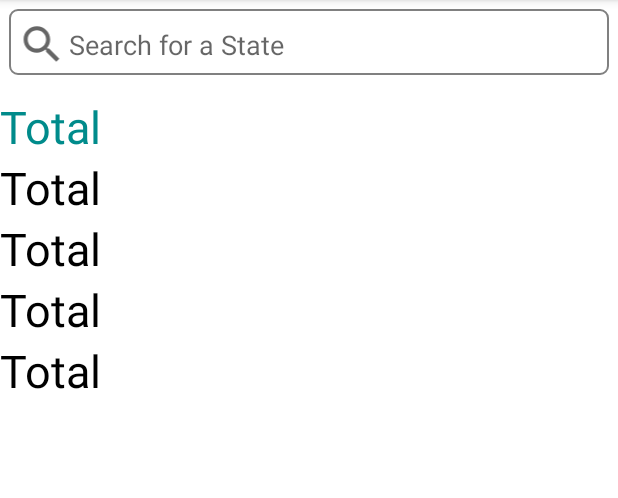
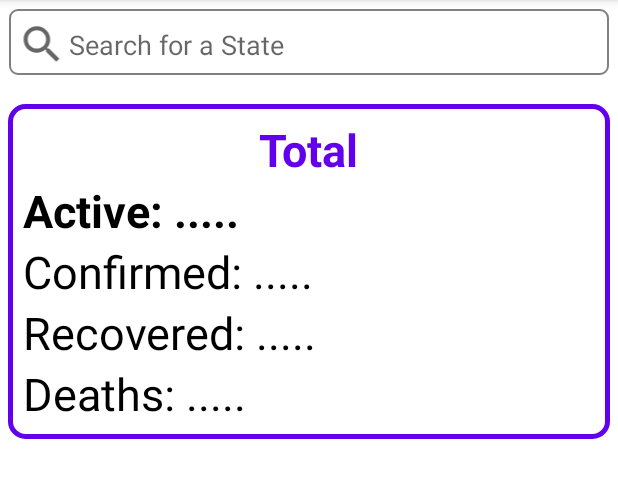
Before and after one commit to epraneeth98/Covid-Cases-Data, an Android app: the screen it shows after launch (MainActivity), on a phone screen of 412 x 824 dp, the part 84-582 px from its top. Run offline under Robolectric (Android 15) with nearby library versions, the phone set to English and light mode, and no system bars; network calls fail; 1 statement that could not run was skipped.

Commit message:
Many UI changes

```diff
--- a/app/src/main/java/com/example/covidcasesdata/classes/MainActivity.kt
+++ b/app/src/main/java/com/example/covidcasesdata/classes/MainActivity.kt
@@ -1,5 +1,6 @@
 package com.example.covidcasesdata.classes
 
+import android.annotation.SuppressLint
 import android.content.Intent
 import android.os.Bundle
 import android.view.View
@@ -16,8 +17,8 @@ import com.example.covidcasesdata.adapters.IndiaDayWiseAdapter
 import com.example.covidcasesdata.databinding.ActivityMainBinding
 import com.example.covidcasesdata.models.IndiaPerDay
 import com.example.covidcasesdata.models.StateTotal
+import com.example.covidcasesdata.utils.HelperUtil.Companion.convertToINS
 import com.example.covidcasesdata.viewmodel.MyViewModel
-import com.example.covidcasesdata.utils.HelperUtil.Companion.convertToINS
 
 
 class MainActivity : AppCompatActivity(), AdapterView.OnItemClickListener {
@@ -29,6 +30,7 @@ class MainActivity : AppCompatActivity(), AdapterView.OnItemClickListener {
     private lateinit var indiaDayWiseAdapter: IndiaDayWiseAdapter
     private var statesNames: ArrayList<String> = ArrayList()
     private var statesTotalCasesHashMap: HashMap<String, StateTotal> = HashMap()
+    private var isStateListAvailable: Boolean = false
     override fun onCreate(savedInstanceState: Bundle?) {
         super.onCreate(savedInstanceState)
         binding = ActivityMainBinding.inflate(layoutInflater)
@@ -60,6 +62,7 @@ class MainActivity : AppCompatActivity(), AdapterView.OnItemClickListener {
         })
         myViewModel.statesNamesLiveDataList().observe(this,{
             statesNames = it as ArrayList<String>
+            isStateListAvailable = true
             setUpSearchBar()
         })
         myViewModel.statesCasesLiveDataList().observe(this, {
@@ -67,11 +70,12 @@ class MainActivity : AppCompatActivity(), AdapterView.OnItemClickListener {
         })
     }
 
+    @SuppressLint("SetTextI18n")
     private fun fillTotalIndiaData(indiaPerDay: IndiaPerDay) {
         binding.tvTotalIndiaConfirmed.text = "Confirmed: " + convertToINS(indiaPerDay.totalConfirmed)
-        binding.tvTotalIndiaDeceased.text = "Deceased: " + convertToINS(indiaPerDay.totalDeceased)
+        binding.tvTotalIndiaDeceased.text = "Deceased:  " + convertToINS(indiaPerDay.totalDeceased)
         binding.tvTotalIndiaRecovered.text = "Recovered: " + convertToINS(indiaPerDay.totalRecovered)
-        binding.tvTotalIndiaActive.text = "Active: " + convertToINS((indiaPerDay.totalConfirmed.toInt()
+        binding.tvTotalIndiaActive.text = "Active:        " + convertToINS((indiaPerDay.totalConfirmed.toInt()
                 - indiaPerDay.totalDeceased.toInt()
                 - indiaPerDay.totalRecovered.toInt()).toString())
     }
@@ -82,13 +86,7 @@ class MainActivity : AppCompatActivity(), AdapterView.OnItemClickListener {
 
         binding.recyclerView.adapter = indiaDayWiseAdapter
         linearLayoutManager = LinearLayoutManager(this, RecyclerView.HORIZONTAL, false)
-        dividerItemDecoration = DividerItemDecoration(
-            binding.recyclerView.context,
-            linearLayoutManager.orientation
-        )
         binding.recyclerView.layoutManager = linearLayoutManager
-        binding.recyclerView.addItemDecoration(dividerItemDecoration)
-
         myViewModel.loadIndiaDayWiseData()
     }
 
--- a/app/src/main/java/com/example/covidcasesdata/viewmodel/MyViewModel.kt
+++ b/app/src/main/java/com/example/covidcasesdata/viewmodel/MyViewModel.kt
@@ -38,8 +38,8 @@ class MyViewModel : ViewModel() {
             val statesList: ArrayList<String> = ArrayList()
             var stateNameStateTotalHashMap: HashMap<String, StateTotal> = HashMap()
             for(stateTotal in statesTotalData){
-                statesList.add(stateTotal.state+"-"+stateTotal.stateCode)
-                stateNameStateTotalHashMap[stateTotal.state+"-"+stateTotal.stateCode] = stateTotal
+                statesList.add(stateTotal.state)
+                stateNameStateTotalHashMap[stateTotal.state] = stateTotal
             }
             dailyIndiaCasesListLiveData.postValue(dayWiseIndiaData)
             statesTotalCasesListLiveData.postValue(stateNameStateTotalHashMap)
--- /dev/null
+++ b/app/src/main/res/drawable/round_cornered_rectangle.xml
@@ -0,0 +1,21 @@
+<?xml version="1.0" encoding="utf-8"?>
+<shape xmlns:android="http://schemas.android.com/apk/res/android"
+    android:shape="rectangle" >
+
+    <!-- View background color -->
+    <solid
+        android:color="@color/white" >
+    </solid>
+
+    <!-- View border color and width -->
+    <stroke
+        android:width="3dp"
+        android:color="@color/purple_500" >
+    </stroke>
+
+    <!-- The radius makes the corners rounded -->
+    <corners
+        android:radius="10dp"   >
+    </corners>
+
+</shape>
--- a/app/src/main/res/layout/activity_main.xml
+++ b/app/src/main/res/layout/activity_main.xml
@@ -10,6 +10,7 @@
         android:orientation="vertical">
 
         <LinearLayout
+            android:id="@+id/search_system"
             android:layout_width="match_parent"
             android:layout_height="wrap_content"
             android:layout_margin="6dp"
@@ -28,6 +29,7 @@
                 android:layout_width="match_parent"
                 android:layout_height="wrap_content"
                 android:background="@null"
+                android:completionThreshold="1"
                 android:hint="Search for a State"
                 android:paddingTop="7dp" />
         </LinearLayout>
@@ -39,29 +41,40 @@
             android:orientation="horizontal"
             android:padding="4dp" />
 
+        <LinearLayout
+            android:id="@+id/ll_total_india_cases"
+            android:layout_width="match_parent"
+            android:layout_height="wrap_content"
+            android:layout_margin="5dp"
+            android:background="@drawable/round_cornered_rectangle"
+            android:orientation="vertical"
+            android:padding="10dp">
+
             <TextView
-            android:layout_width="match_parent"
+                android:layout_width="wrap_content"
                 android:layout_height="wrap_content"
                 android:layout_gravity="center"
                 android:text="Total"
-            android:textColor="@color/dark_cyan"
-            android:textSize="30sp" />
+                android:textColor="@color/purple_500"
+                android:textSize="30sp"
+                android:textStyle="bold" />
 
             <TextView
                 android:id="@+id/tv_total_india_active"
                 android:layout_width="match_parent"
                 android:layout_height="wrap_content"
                 android:layout_gravity="center"
-            android:text="Total"
+                android:text="Active: ....."
                 android:textColor="@color/black"
-            android:textSize="30sp" />
+                android:textSize="30sp"
+                android:textStyle="bold" />
 
             <TextView
                 android:id="@+id/tv_total_india_confirmed"
                 android:layout_width="match_parent"
                 android:layout_height="wrap_content"
                 android:layout_gravity="center"
-            android:text="Total"
+                android:text="Confirmed: ....."
                 android:textColor="@color/black"
                 android:textSize="30sp" />
 
@@ -70,7 +83,7 @@
                 android:layout_width="match_parent"
                 android:layout_height="wrap_content"
                 android:layout_gravity="center"
-            android:text="Total"
+                android:text="Recovered: ....."
                 android:textColor="@color/black"
                 android:textSize="30sp" />
 
@@ -79,9 +92,10 @@
                 android:layout_width="match_parent"
                 android:layout_height="wrap_content"
                 android:layout_gravity="center"
-            android:text="Total"
+                android:text="Deaths: ....."
                 android:textColor="@color/black"
                 android:textSize="30sp" />
+        </LinearLayout>
 
     </LinearLayout>
 </ScrollView>
--- a/app/src/main/res/layout/simple_list_item_1.xml
+++ b/app/src/main/res/layout/simple_list_item_1.xml
@@ -2,6 +2,7 @@
     android:id="@android:id/text1"
     android:layout_width="fill_parent"
     android:layout_height="wrap_content"
-    android:paddingTop="2dip"
-    android:paddingBottom="3dip"
+    android:background="@color/light_grey"
+    android:padding="3dp"
+    android:textColor="@color/black"
     android:textSize="20dp" />
```
Also changed, not shown: app/src/main/java/com/example/covidcasesdata/adapters/IndiaDayWiseAdapter.kt (+4 -3 lines), app/src/main/java/com/example/covidcasesdata/classes/StateDataActivity.kt (+5 -4 lines), app/src/main/res/layout/row_daywise_indiacases.xml (+10 -27 lines). Lines whose indentation alone changed are shown as unchanged.
